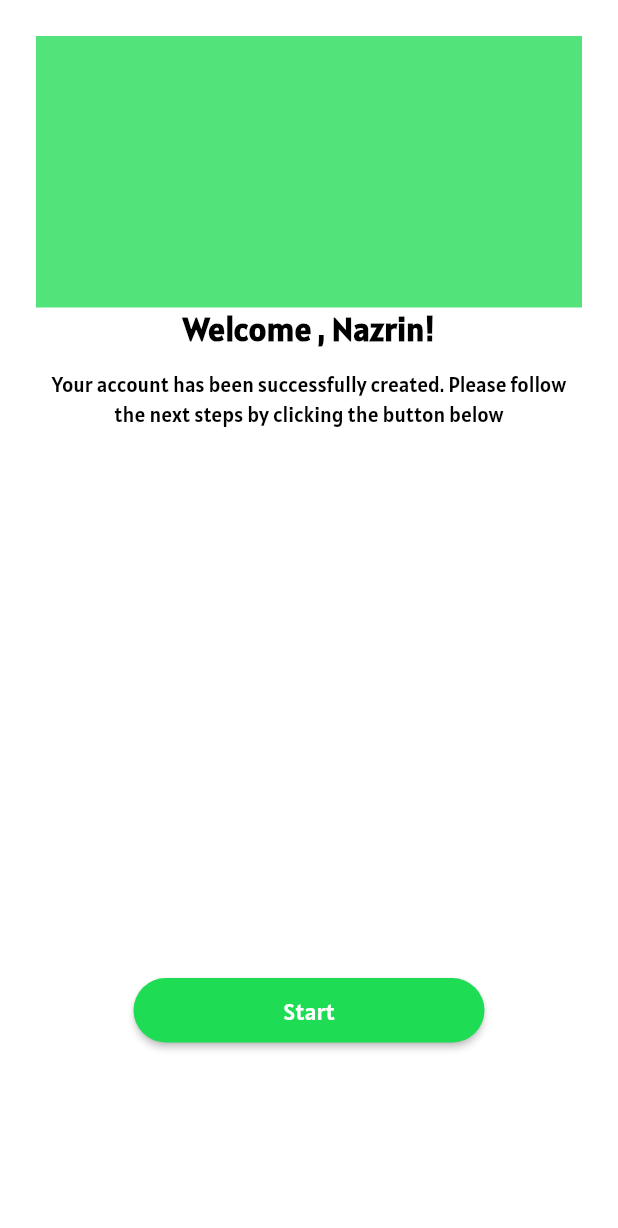
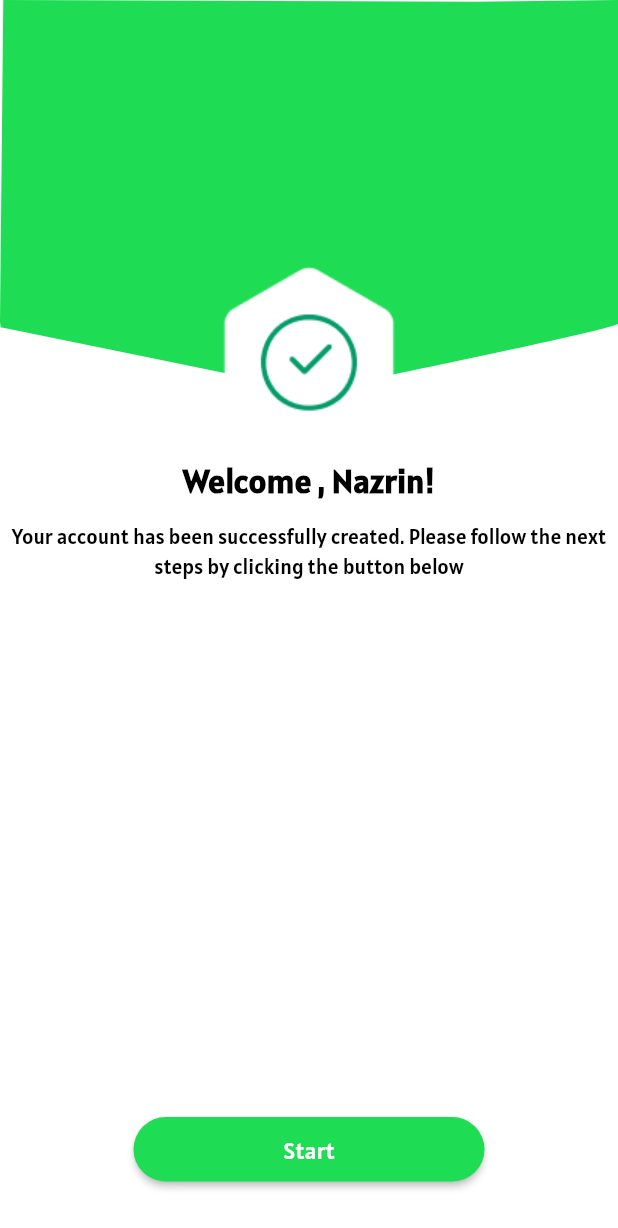
Before and after one commit to PattonSayd/FitCoachaz-collab, a Flutter app: the UserAccountScreen screen opened by its route, on a phone screen of 412 x 824 dp. Shown: the top 1228 px of the screen. Run offline on Flutter 3.47's test engine with Material 2 defaults, Android fonts, the light colour scheme and no system bars; our stand-ins replace flutter_screenutil, flutter_svg, mask_text_input_formatter, pin_code_text_field; generated files the repository leaves out were written again.

Commit message:
helloUser

```diff
--- a/lib/app/resources/app_assets.dart
+++ b/lib/app/resources/app_assets.dart
@@ -6,9 +6,13 @@ class AppAssets {
 
   static String welcomeScreen = '$baseImagePath/background.png';
   static String logoFit = '$baseImagePath/logofit.png';
+  static String accountScreen = '$baseImagePath/background.png';
+  static String rectangle = '$baseImagePath/rectangle.png';
+
 
   static String homeTab = '$baseIconPath/homeTab.svg';
   static String bookmarkTab = '$baseIconPath/bookmarkTab.svg';
   static String profileTab = '$baseIconPath/profileTab.svg';
   static String lineTab = '$baseIconPath/lineTab.svg';
+
 }
--- a/lib/ui/screens/account/user_account_screen.dart
+++ b/lib/ui/screens/account/user_account_screen.dart
@@ -1,6 +1,8 @@
 import 'package:fitcoachaz/app/extension/build_context.dart';
+import 'package:fitcoachaz/app/resources/app_assets.dart';
 import 'package:fitcoachaz/ui/widgets/global_start_button.dart';
 import 'package:flutter/material.dart';
+import 'package:flutter_screenutil/flutter_screenutil.dart';
 
 import '../../../app/router/app_routes.dart';
 import '../../style/text_style.dart';
@@ -12,34 +14,80 @@ class UserAccountScreen extends StatelessWidget {
   @override
   Widget build(BuildContext context) {
     return SafeArea(
-      top: false,
-      child: Scaffold(
-        body: SingleChildScrollView(
-          child: Padding(
-            padding: const EdgeInsets.all(24.0),
+        top: false,
+        child: Scaffold(
+            body: SingleChildScrollView(
+                child: Column(children: [
+          CustomPaint(
+            size: Size(390.w, (390.w * 2.164102564102564).toDouble()),
+            painter: RPSCustomPainter(),
             child: Column(
               children: [
-                Container(
-                  color: AppColors.lightGreen77,
-                  height: 181,
+                SizedBox(height: 181.h),
+                Image.asset(
+                  AppAssets.rectangle,
+                  width: 130,
+                  height: 130,
                 ),
-                 Text("${context.localizations.welcomeMessage} , Nazrin!",style: AppTextStyle.user,),
-                   const SizedBox(height: 12),
-                 Text( context.localizations.welcomeUserMessage,
-                 textAlign: TextAlign.center,
-                 style: AppTextStyle.welcomeUserText,),
-               const SizedBox(height: 367,),
+                Text(
+                  "${context.localizations.welcomeMessage} , Nazrin!",
+                  style: AppTextStyle.user,
+                ),
+                SizedBox(height: 12.h),
+                Text(
+                  context.localizations.welcomeUserMessage,
+                  textAlign: TextAlign.center,
+                  style: AppTextStyle.welcomeUserText,
+                ),
+                SizedBox(
+                  height: 367.h,
+                ),
                 GlobalStartButton(
                     text: context.localizations.startButtom,
                     style: AppTextStyle.startButton,
                     onPress: () {
                       Navigator.pushNamed(context, AppRoutesName.main);
                     }),
+                SizedBox(height: 50.h),
               ],
             ),
           ),
-        ),
-      ),
-    );
+        ]))));
   }
 }
+
+class RPSCustomPainter extends CustomPainter {
+  @override
+  void paint(Canvas canvas, Size size) {
+    Paint paint0 = Paint()
+      ..color = AppColors.lightGreen
+      ..style = PaintingStyle.fill
+      ..strokeWidth = 1;
+
+    Path path0 = Path();
+    path0.moveTo(0, size.height * 0.2562322);
+    path0.lineTo(size.width * 0.0011795, size.height * 0.2608175);
+    path0.quadraticBezierTo(size.width * 0.5030769, size.height * 0.3112559,
+        size.width * 0.5052308, size.height * 0.3117062);
+    path0.cubicTo(
+        size.width * 0.5100256,
+        size.height * 0.3113152,
+        size.width * 1.0076154,
+        size.height * 0.2614692,
+        size.width,
+        size.height * 0.2578673);
+    path0.quadraticBezierTo(
+        size.width * 1.0054615, size.height * 0.1936137, size.width, 0);
+    path0.lineTo(size.width * 0.7706154, size.height * 0.0013033);
+    path0.lineTo(size.width * 0.0053333, 0);
+    path0.lineTo(0, size.height * 0.2562322);
+    path0.close();
+
+    canvas.drawPath(path0, paint0);
+  }
+
+  @override
+  bool shouldRepaint(covariant CustomPainter oldDelegate) {
+    return true;
+  }
+}
--- a/lib/ui/screens/password/password_screen.dart
+++ b/lib/ui/screens/password/password_screen.dart
@@ -61,11 +61,12 @@ class _PasswordScreenState extends State<PasswordScreen> {
             key: _formKey,
             child: Column(
              mainAxisAlignment: MainAxisAlignment.center,
-             crossAxisAlignment: CrossAxisAlignment.start,
+             crossAxisAlignment: CrossAxisAlignment.center,
               children: [
                 Text(
                   context.localizations.createPassw,
                   style: AppTextStyle.bigHeader,
+                   textAlign: TextAlign.start,
                 ),
                 SizedBox(
                   height: 40.h,
--- a/lib/ui/screens/username/username_screen.dart
+++ b/lib/ui/screens/username/username_screen.dart
@@ -59,8 +59,8 @@ class _UsernameScreenState extends State<UsernameScreen> {
           child: Form(
             key: _formKey,
             child: Column(
-             mainAxisAlignment: MainAxisAlignment.center,
-             crossAxisAlignment: CrossAxisAlignment.start,
+              mainAxisAlignment: MainAxisAlignment.center,
+              crossAxisAlignment: CrossAxisAlignment.center,
               children: [
                 Text(
                   context.localizations.userNameText,
```
Also changed, not shown: lib/ui/screens/password/password_components.dart (+0 -28 lines), assets/images/rectangle.png (added).
